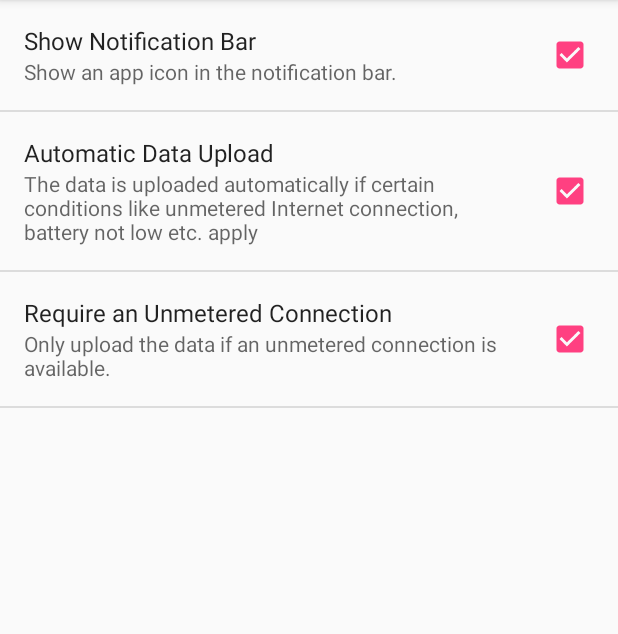
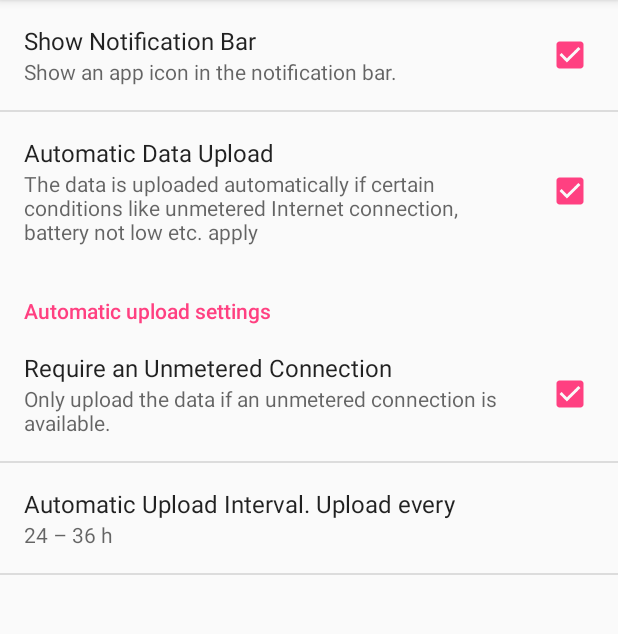
Before and after one commit to ComNets-Bremen/ResourceMonitor, an Android app: the fragment SettingsFragment shown on its own in the app's theme, on a phone screen of 412 x 824 dp, the part 84-718 px from its top. Run offline under Robolectric (Android 15) with nearby library versions, the phone set to English and light mode, and no system bars.

Commit message:
Add xml docs for improved settings

```diff
--- a/app/src/main/res/values/arrays.xml
+++ b/app/src/main/res/values/arrays.xml
@@ -1,2 +1,20 @@
 <?xml version="1.0" encoding="utf-8"?>
-<resources></resources>
+<resources>
+    <string-array name="interval_values_human">
+        <item>1 – 2 h</item>
+        <item>12 – 24 h</item>
+        <item>24 – 36 h</item>
+        <item>36 – 72 h</item>
+        <item>3 – 4 d</item>
+        <item>4 – 7 d</item>
+    </string-array>
+    <string-array name="interval_values">
+        <item>1</item>
+        <item>2</item>
+        <item>3</item>
+        <item>4</item>
+        <item>5</item>
+        <item>6</item>
+    </string-array>
+
+</resources>
--- a/app/src/main/res/values/strings.xml
+++ b/app/src/main/res/values/strings.xml
@@ -104,4 +104,6 @@
     <string name="channel_description">Resource Monitor Data</string>
     <string name="broadcast_module_info_title">Used Data Sources</string>
     <string name="broadcast_module_info_description">This is a brief automatically generated description of all used receivers and the type of the collected data. In addition to the collected data the current date and time are stored as well.</string>
+    <string name="settings_category_automatic_upload">Automatic upload settings</string>
+    <string name="settings_automatic_upload_interval">Automatic Upload Interval. Upload every</string>
 </resources>
--- a/app/src/main/res/xml/preferences.xml
+++ b/app/src/main/res/xml/preferences.xml
@@ -22,12 +22,27 @@
         android:summary="@string/settings_automatic_data_upload_summary"
         android:defaultValue="true"
         android:enabled="true"/>
+    <PreferenceCategory
+        android:dependency="automatic_data_upload"
+        android:title="@string/settings_category_automatic_upload">
 
-    <CheckBoxPreference
-        android:key="automatic_data_upload_only_on_unmetered_connection"
-        android:title="@string/settings_automatic_data_upload_on_metered_connection"
-        android:summary="@string/settings_automatic_data_upload_on_metered_connection_summary"
-        android:defaultValue="true"
-        android:enabled="true"/>
+        <CheckBoxPreference
+            android:key="automatic_data_upload_only_on_unmetered_connection"
+            android:title="@string/settings_automatic_data_upload_on_metered_connection"
+            android:summary="@string/settings_automatic_data_upload_on_metered_connection_summary"
+            android:defaultValue="true"
+            android:enabled="true"
+            />
+
+        <ListPreference
+            android:key="automatic_data_upload_interval"
+            android:title="@string/settings_automatic_upload_interval"
+            android:summary="%s"
+            android:enabled="true"
+            android:entries="@array/interval_values_human"
+            android:defaultValue="3"
+            android:entryValues="@array/interval_values"/>
+
+    </PreferenceCategory>
 
 </PreferenceScreen>
```
Also changed, not shown: 1 other file.
